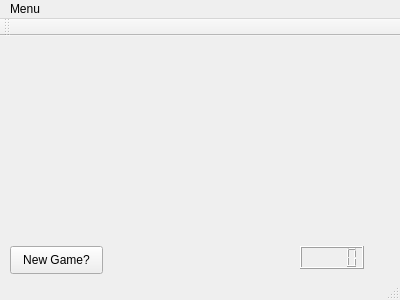
Old version of the form mainwindow.ui in the repository amesma/PIC10C_FINAL.
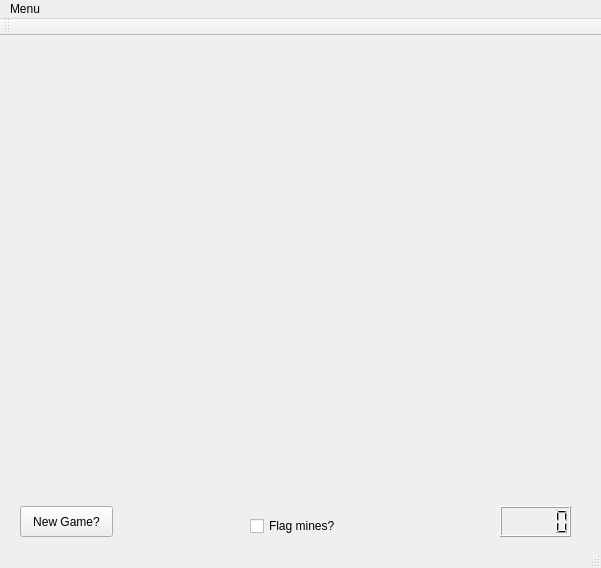
New version of the form.

```diff
--- a/mainwindow.ui
+++ b/mainwindow.ui
@@ -6,8 +6,8 @@
    <rect>
     <x>0</x>
     <y>0</y>
-    <width>400</width>
-    <height>300</height>
+    <width>601</width>
+    <height>568</height>
    </rect>
   </property>
   <property name="windowTitle">
@@ -17,10 +17,10 @@
    <widget class="QPushButton" name="newGame">
     <property name="geometry">
      <rect>
-      <x>10</x>
-      <y>210</y>
+      <x>20</x>
+      <y>470</y>
       <width>93</width>
-      <height>28</height>
+      <height>31</height>
      </rect>
     </property>
     <property name="text">
@@ -30,31 +30,44 @@
    <widget class="QLCDNumber" name="userScore">
     <property name="geometry">
      <rect>
-      <x>300</x>
-      <y>210</y>
-      <width>64</width>
-      <height>23</height>
+      <x>500</x>
+      <y>470</y>
+      <width>71</width>
+      <height>31</height>
      </rect>
     </property>
    </widget>
    <widget class="QWidget" name="gridLayoutWidget">
     <property name="geometry">
      <rect>
-      <x>100</x>
-      <y>10</y>
-      <width>201</width>
-      <height>191</height>
+      <x>60</x>
+      <y>0</y>
+      <width>471</width>
+      <height>461</height>
      </rect>
     </property>
     <layout class="QGridLayout" name="gameLayout"/>
    </widget>
+   <widget class="QCheckBox" name="flag_box">
+    <property name="geometry">
+     <rect>
+      <x>250</x>
+      <y>480</y>
+      <width>101</width>
+      <height>20</height>
+     </rect>
+    </property>
+    <property name="text">
+     <string>Flag mines?</string>
+    </property>
+   </widget>
   </widget>
   <widget class="QMenuBar" name="menuBar">
    <property name="geometry">
     <rect>
      <x>0</x>
      <y>0</y>
-     <width>400</width>
+     <width>601</width>
      <height>26</height>
     </rect>
    </property>
```
